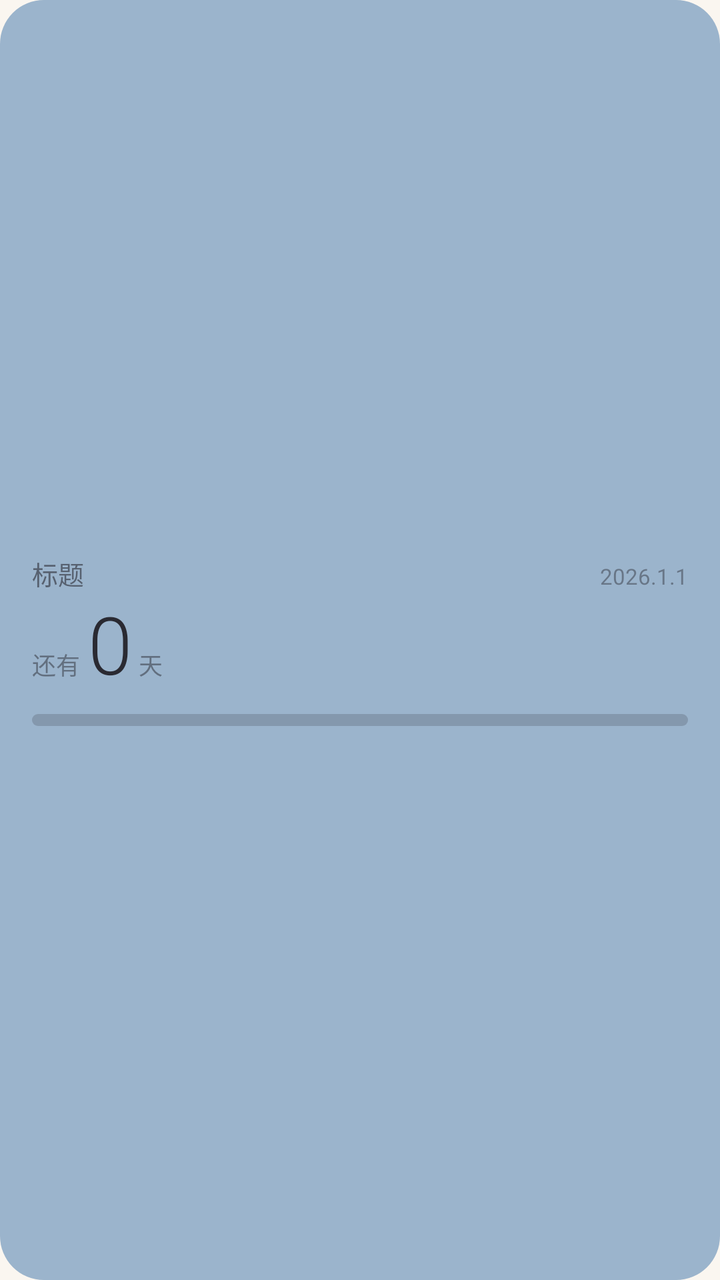
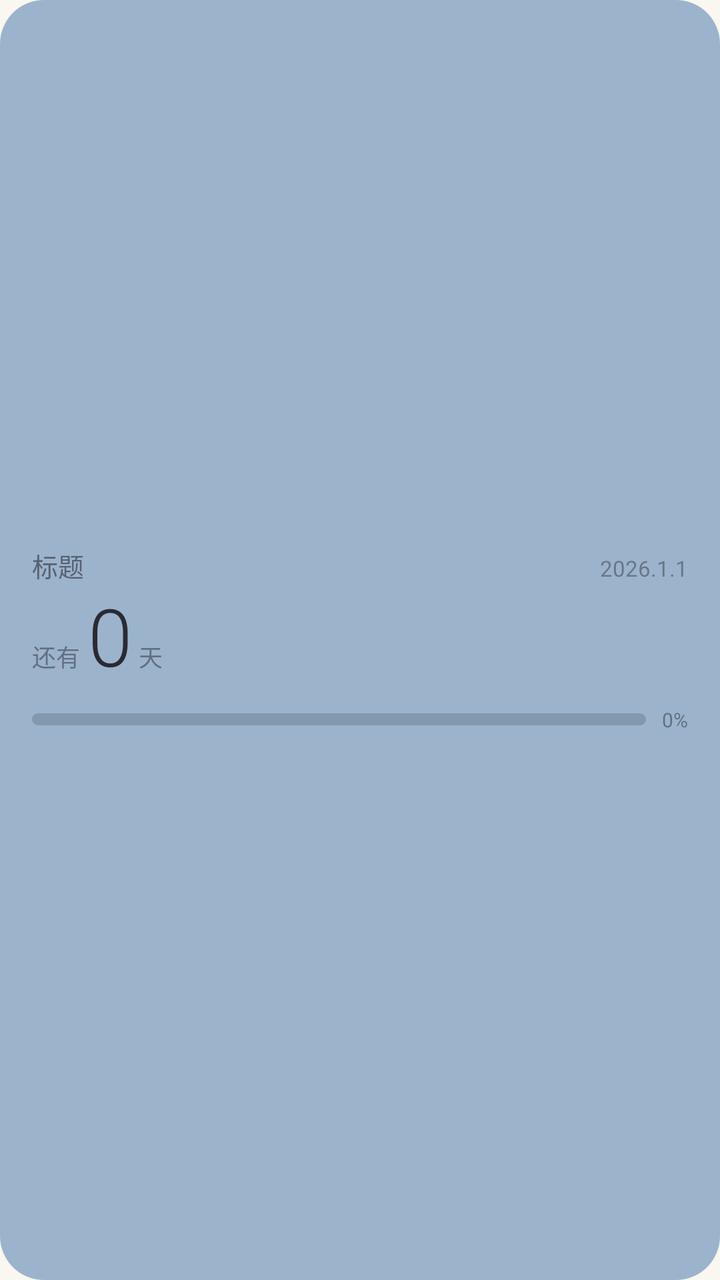

Screens rendered from an Android XML layout before and after an edit, with the pre-edit source and the edit as a unified diff.
<!-- AndroidManifest.xml: application theme Theme.ShiGuang -->
<!-- res/layout/widget_medium.xml -->
<?xml version="1.0" encoding="utf-8"?>
<FrameLayout xmlns:android="http://schemas.android.com/apk/res/android"
    android:id="@+id/w_root"
    android:layout_width="match_parent"
    android:layout_height="match_parent"
    android:background="@drawable/widget_bg_0">

    <LinearLayout
        android:layout_width="match_parent"
        android:layout_height="match_parent"
        android:gravity="center_vertical"
        android:orientation="vertical"
        android:paddingStart="16dp"
        android:paddingTop="14dp"
        android:paddingEnd="16dp"
        android:paddingBottom="14dp">

        <LinearLayout
            android:layout_width="match_parent"
            android:layout_height="wrap_content"
            android:gravity="bottom"
            android:orientation="horizontal">

            <TextView
                android:id="@+id/w_title"
                android:layout_width="0dp"
                android:layout_height="wrap_content"
                android:layout_weight="1"
                android:ellipsize="end"
                android:maxLines="1"
                android:text="标题"
                android:textColor="#992A2A32"
                android:textSize="13sp" />

            <TextView
                android:id="@+id/w_date"
                android:layout_width="wrap_content"
                android:layout_height="wrap_content"
                android:layout_marginStart="8dp"
                android:text="2026.1.1"
                android:textColor="#732A2A32"
                android:textSize="11sp" />
        </LinearLayout>

        <LinearLayout
            android:layout_width="wrap_content"
            android:layout_height="wrap_content"
            android:layout_marginTop="4dp"
            android:gravity="bottom"
            android:orientation="horizontal">

            <TextView
                android:id="@+id/w_prefix"
                android:layout_width="wrap_content"
                android:layout_height="wrap_content"
                android:paddingBottom="6dp"
                android:text="还有"
                android:textColor="#802A2A32"
                android:textSize="12sp" />

            <TextView
                android:id="@+id/w_days"
                android:layout_width="wrap_content"
                android:layout_height="wrap_content"
                android:layout_marginStart="4dp"
                android:fontFamily="sans-serif-light"
                android:includeFontPadding="false"
                android:text="0"
                android:textColor="#2A2A32"
                android:textSize="40sp" />

            <TextView
                android:layout_width="wrap_content"
                android:layout_height="wrap_content"
                android:layout_marginStart="3dp"
                android:paddingBottom="6dp"
                android:text="天"
                android:textColor="#802A2A32"
                android:textSize="12sp" />
        </LinearLayout>

        <ProgressBar
            android:id="@+id/w_progress"
            style="?android:attr/progressBarStyleHorizontal"
            android:layout_width="match_parent"
            android:layout_height="6dp"
            android:layout_marginTop="10dp"
            android:max="100"
            android:progress="0"
            android:progressDrawable="@drawable/widget_progress" />
    </LinearLayout>
</FrameLayout>
<!-- resources referenced by this layout -->
<resources>
  <!-- drawable widget_bg_0 (drawable) -->
  <?xml version="1.0" encoding="utf-8"?>
  <shape xmlns:android="http://schemas.android.com/apk/res/android"
      android:shape="rectangle">
      <corners android:radius="22dp" />
      <solid android:color="#9BB4CC" />
  </shape>
  <!-- drawable widget_progress (drawable) -->
  <?xml version="1.0" encoding="utf-8"?>
  <layer-list xmlns:android="http://schemas.android.com/apk/res/android">
      <item android:id="@android:id/background">
          <shape android:shape="rectangle">
              <corners android:radius="3dp" />
              <solid android:color="#332A2A32" />
          </shape>
      </item>
      <item android:id="@android:id/progress">
          <clip>
              <shape android:shape="rectangle">
                  <corners android:radius="3dp" />
                  <solid android:color="#D92A2A32" />
              </shape>
          </clip>
      </item>
  </layer-list>
  <style name="Theme.ShiGuang" parent="android:Theme.Material.Light.NoActionBar">
          <item name="android:windowBackground">@color/window_bg</item>
          <item name="android:windowLightStatusBar">true</item>
      </style>
  <color name="window_bg">#FAF6F0</color>
</resources>

<!-- the commit's change to res/layout/widget_medium.xml (unified diff, before → after) -->
@@ -79,14 +79,31 @@
                 android:textSize="12sp" />
         </LinearLayout>
 
-        <ProgressBar
-            android:id="@+id/w_progress"
-            style="?android:attr/progressBarStyleHorizontal"
+        <LinearLayout
             android:layout_width="match_parent"
-            android:layout_height="6dp"
+            android:layout_height="wrap_content"
             android:layout_marginTop="10dp"
-            android:max="100"
-            android:progress="0"
-            android:progressDrawable="@drawable/widget_progress" />
+            android:gravity="center_vertical"
+            android:orientation="horizontal">
+
+            <ProgressBar
+                android:id="@+id/w_progress"
+                style="?android:attr/progressBarStyleHorizontal"
+                android:layout_width="0dp"
+                android:layout_height="6dp"
+                android:layout_weight="1"
+                android:max="100"
+                android:progress="0"
+                android:progressDrawable="@drawable/widget_progress" />
+
+            <TextView
+                android:id="@+id/w_percent"
+                android:layout_width="wrap_content"
+                android:layout_height="wrap_content"
+                android:layout_marginStart="8dp"
+                android:text="0%"
+                android:textColor="#802A2A32"
+                android:textSize="10sp" />
+        </LinearLayout>
     </LinearLayout>
 </FrameLayout>
